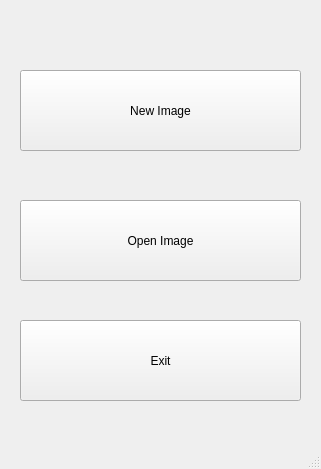
Hardikp16/CS340, file Fotoshop/mainwindow.ui: the form before one commit.
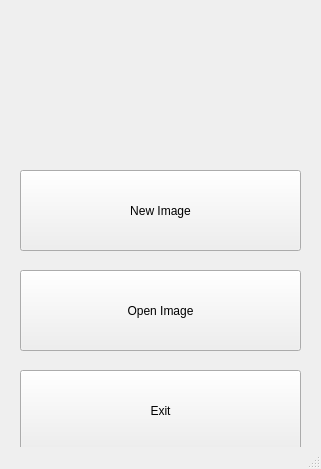
The form after the commit. Icons and pictures are not drawn.

Commit message: Added logo to mainwindow ui

The edit to the form file:
```diff
--- a/Fotoshop/mainwindow.ui
+++ b/Fotoshop/mainwindow.ui
@@ -30,7 +30,7 @@
     <property name="geometry">
      <rect>
       <x>20</x>
-      <y>200</y>
+      <y>270</y>
       <width>281</width>
       <height>81</height>
      </rect>
@@ -43,7 +43,7 @@
     <property name="geometry">
      <rect>
       <x>20</x>
-      <y>320</y>
+      <y>370</y>
       <width>281</width>
       <height>81</height>
      </rect>
@@ -55,8 +55,8 @@
    <widget class="QLabel" name="label">
     <property name="geometry">
      <rect>
-      <x>30</x>
-      <y>40</y>
+      <x>50</x>
+      <y>20</y>
       <width>281</width>
       <height>141</height>
      </rect>
@@ -75,7 +75,7 @@
     <property name="geometry">
      <rect>
       <x>20</x>
-      <y>70</y>
+      <y>170</y>
       <width>281</width>
       <height>81</height>
      </rect>
```
Left out of the diff: 10 changed lines with no effect on the pictures. The commit also changes 3 other files.
